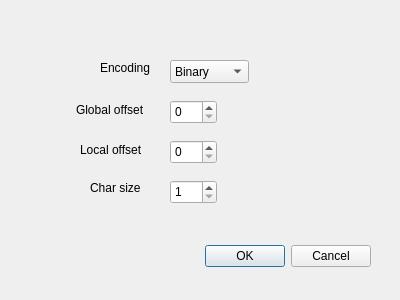
Before: the Qt Designer form BitGrapher/ui/encodingsdialog.ui in nhurman/data-carving, drawn with Qt 5.
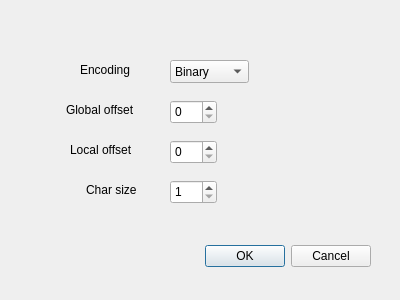
After: the same form once the commit is applied.

Commit message: Encoding window continued

Diff of the .ui file:
```diff
--- a/BitGrapher/ui/encodingsdialog.ui
+++ b/BitGrapher/ui/encodingsdialog.ui
@@ -80,10 +80,10 @@
   <widget class="QLabel" name="label">
    <property name="geometry">
     <rect>
-     <x>100</x>
+     <x>80</x>
      <y>60</y>
-     <width>57</width>
-     <height>15</height>
+     <width>61</width>
+     <height>20</height>
     </rect>
    </property>
    <property name="text">
@@ -93,9 +93,9 @@
   <widget class="QLabel" name="label_2">
    <property name="geometry">
     <rect>
-     <x>76</x>
+     <x>66</x>
      <y>100</y>
-     <width>81</width>
+     <width>91</width>
      <height>20</height>
     </rect>
    </property>
@@ -106,9 +106,9 @@
   <widget class="QLabel" name="label_3">
    <property name="geometry">
     <rect>
-     <x>80</x>
+     <x>70</x>
      <y>140</y>
-     <width>81</width>
+     <width>91</width>
      <height>20</height>
     </rect>
    </property>
@@ -119,10 +119,10 @@
   <widget class="QLabel" name="label_4">
    <property name="geometry">
     <rect>
-     <x>90</x>
+     <x>86</x>
      <y>180</y>
-     <width>57</width>
-     <height>15</height>
+     <width>61</width>
+     <height>20</height>
     </rect>
    </property>
    <property name="text">
```
The commit also changes 2 other files.
